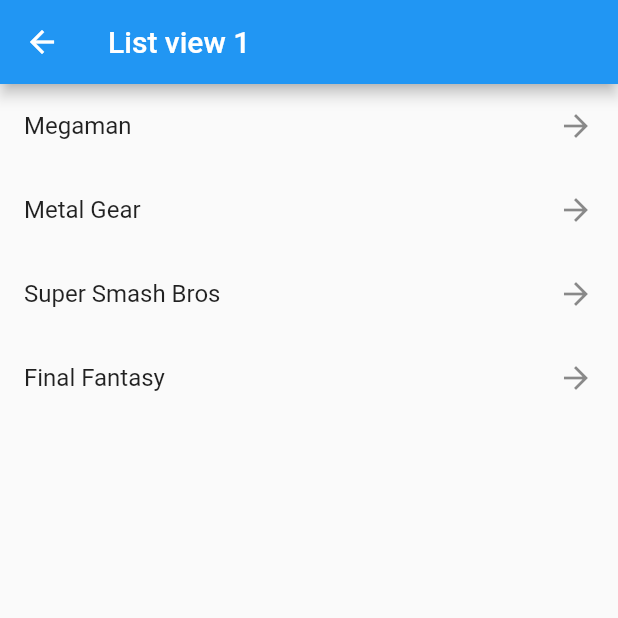
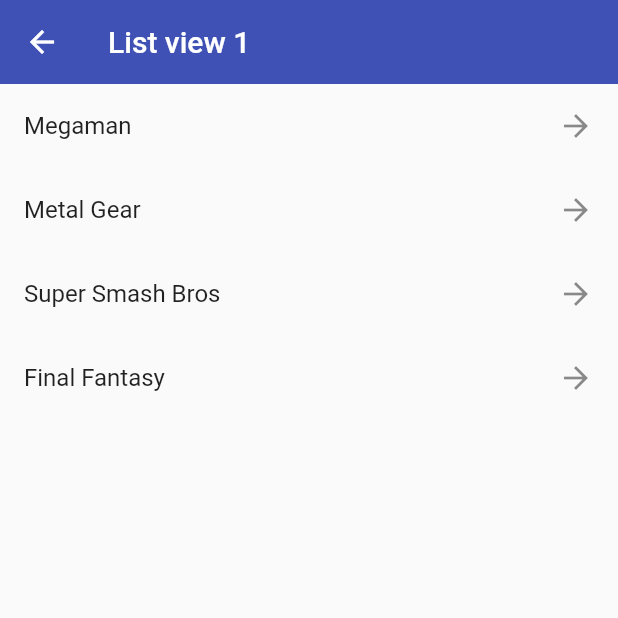
Before and after one commit to Jos017/flutterComponents, a Flutter app: the Listview1Screen screen opened by its route, on a phone screen of 412 x 824 dp, the top half of it. Run offline on Flutter 3.47's test engine with Material 2 defaults, Android fonts, the phone set to English and light mode, and no system bars.

Commit message:
Create theme config

```diff
--- a/lib/main.dart
+++ b/lib/main.dart
@@ -1,5 +1,7 @@
 import 'package:flutter/material.dart';
+
 import 'package:flutter_components/router/app_routes.dart';
+import 'package:flutter_components/themes/app_theme.dart';
 
 void main() {
   runApp(const MyApp());
@@ -16,6 +18,7 @@ class MyApp extends StatelessWidget {
       initialRoute: AppRoutes.initialRoute,
       routes: AppRoutes.routes,
       onGenerateRoute: AppRoutes.onGenerateRouteRoute,
+      theme: AppTheme.lightTheme,
     );
   }
 }
--- a/lib/screens/home_screen.dart
+++ b/lib/screens/home_screen.dart
@@ -10,8 +10,6 @@ class HomeScreen extends StatelessWidget {
     return Scaffold(
       appBar: AppBar(
         title: const Text('Home'),
-        elevation: 0,
-        backgroundColor: Colors.indigo,
       ),
       body: ListView.separated(
         itemBuilder: (context, index) => ListTile(
--- /dev/null
+++ b/lib/themes/app_theme.dart
@@ -0,0 +1,27 @@
+import 'package:flutter/material.dart';
+
+class AppTheme {
+  static const Color primary = Colors.indigo;
+
+  static final ThemeData lightTheme = ThemeData.light().copyWith(
+    // Colors
+    primaryColor: primary,
+
+    // AppBar Theme
+    appBarTheme: const AppBarTheme(
+      color: primary,
+      elevation: 0,
+    ),
+  );
+
+  static final ThemeData darkTheme = ThemeData.dark().copyWith(
+    // Colors
+    primaryColor: primary,
+
+    // AppBar Theme
+    appBarTheme: const AppBarTheme(
+      color: primary,
+      elevation: 0,
+    ),
+  );
+}
```
Also changed, not shown: lib/screens/listview2_screen.dart (+1 -6 lines).
